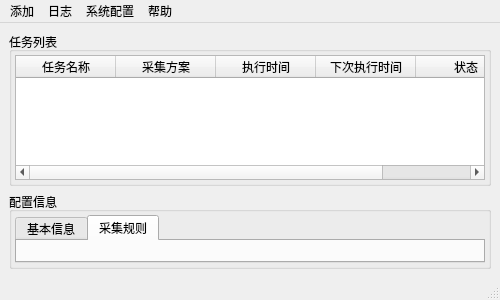
The window that UI/Main.ui (leaboy/pycollect) describes before a commit, drawn with Qt 5.
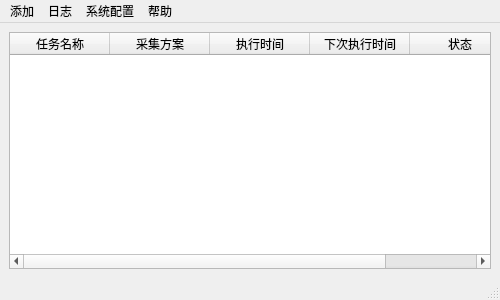
The same window after the commit.

```diff
--- a/UI/Main.ui
+++ b/UI/Main.ui
@@ -16,19 +16,7 @@
   <widget class="QWidget" name="centralwidget">
    <layout class="QVBoxLayout" name="verticalLayout">
     <item>
-     <layout class="QHBoxLayout" name="horizontalLayout">
-      <item>
-       <widget class="QGroupBox" name="groupBox">
-        <property name="title">
-         <string>任务列表</string>
-        </property>
-        <layout class="QVBoxLayout" name="verticalLayout_2">
-         <property name="spacing">
-          <number>2</number>
-         </property>
-         <property name="margin">
-          <number>3</number>
-         </property>
+     <layout class="QVBoxLayout" name="verticalLayout_3">
          <item>
           <widget class="QTableWidget" name="tableWidget">
            <column>
@@ -56,46 +44,6 @@
              <string>状态</string>
             </property>
            </column>
-          </widget>
-         </item>
-        </layout>
-       </widget>
-      </item>
-     </layout>
-    </item>
-    <item>
-     <layout class="QHBoxLayout" name="horizontalLayout_2">
-      <item>
-       <widget class="QGroupBox" name="groupBox_2">
-        <property name="title">
-         <string>配置信息</string>
-        </property>
-        <layout class="QVBoxLayout" name="verticalLayout_3">
-         <property name="spacing">
-          <number>2</number>
-         </property>
-         <property name="margin">
-          <number>3</number>
-         </property>
-         <item>
-          <widget class="QTabWidget" name="tabWidget">
-           <property name="currentIndex">
-            <number>1</number>
-           </property>
-           <widget class="QWidget" name="tab">
-            <attribute name="title">
-             <string>基本信息</string>
-            </attribute>
-           </widget>
-           <widget class="QWidget" name="tab_2">
-            <attribute name="title">
-             <string>采集规则</string>
-            </attribute>
-            <layout class="QVBoxLayout" name="verticalLayout_5"/>
-           </widget>
-          </widget>
-         </item>
-        </layout>
        </widget>
       </item>
      </layout>
```
Lines whose indentation alone changed are shown as unchanged.
